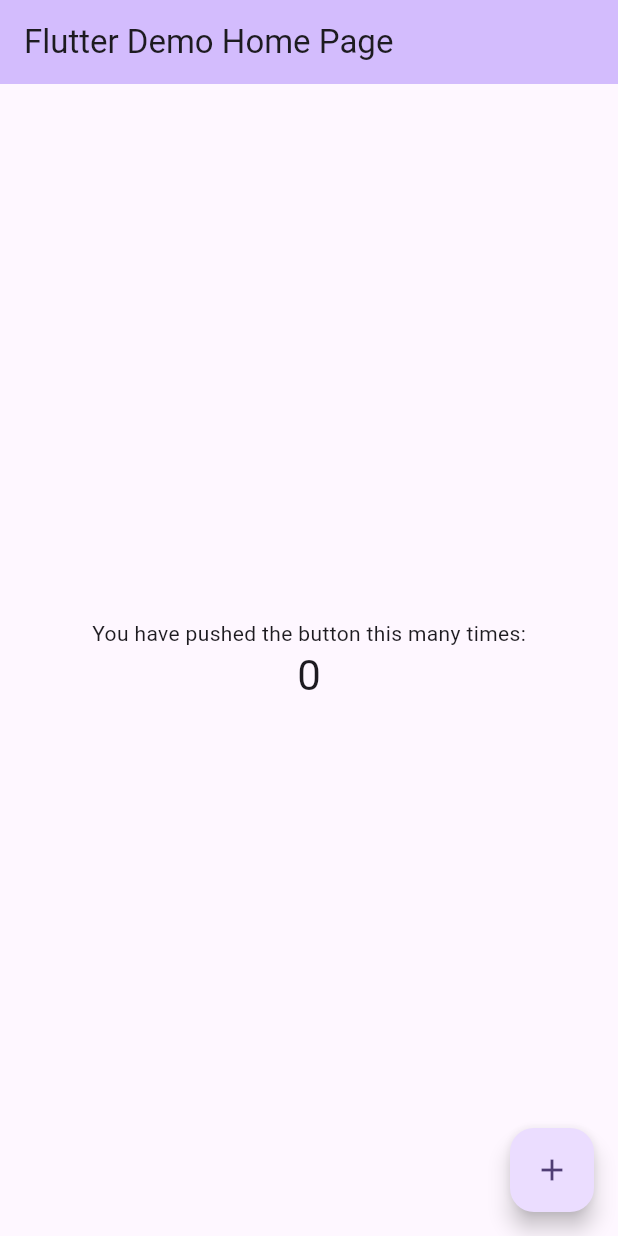
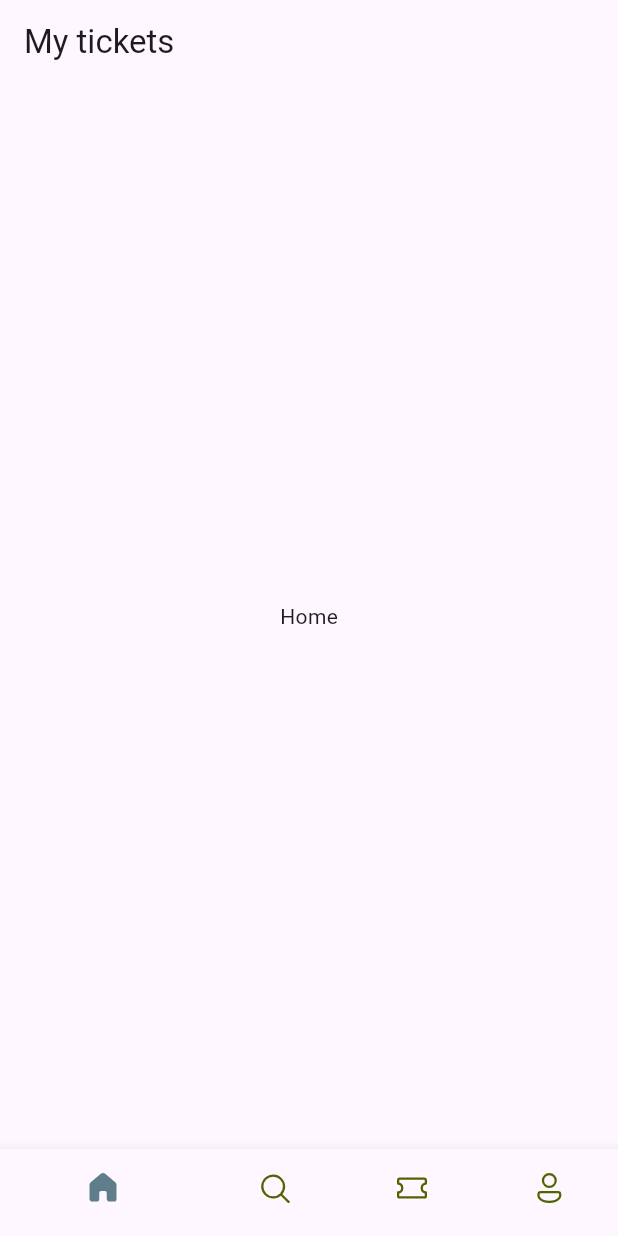
Before and after one commit to xperience9/ticket_app, a Flutter app: the screen it shows after launch, on a phone screen of 412 x 824 dp. Run offline on Flutter 3.47's test engine with Material 3 defaults, Android fonts, the phone set to English and light mode, and no system bars; our stand-ins replace fluentui_icons.

Commit message:
bottom nav bar added and home screen file

```diff
--- /dev/null
+++ b/lib/base/bottom_nav_bar.dart
@@ -0,0 +1,75 @@
+import 'package:fluentui_icons/fluentui_icons.dart';
+import 'package:flutter/material.dart';
+
+class BottomNavBar extends StatefulWidget {
+  const BottomNavBar({super.key});
+
+  @override
+  State<BottomNavBar> createState() => _BottomNavBarState();
+}
+
+class _BottomNavBarState extends State<BottomNavBar> {
+  final appScreens = [
+    const Center(
+      child: Text("Home"),
+    ),
+    const Center(
+      child: Text("Search"),
+    ),
+    const Center(
+      child: Text("Tickets"),
+    ),
+    const Center(
+      child: Text("Profile"),
+    ),
+  ];
+
+  // change our index for bottom nav bar
+
+  int _selectedIndex = 0;
+
+  void _onItemTapped(int index) {
+    setState(() {
+      _selectedIndex = index;
+    });
+  }
+
+  @override
+  Widget build(BuildContext context) {
+    return Scaffold(
+      appBar: AppBar(
+        title: const Text("My tickets"),
+      ),
+      body: appScreens[_selectedIndex],
+      bottomNavigationBar: BottomNavigationBar(
+        currentIndex: _selectedIndex,
+        onTap: _onItemTapped,
+        selectedItemColor: Colors.blueGrey,
+        unselectedItemColor: const Color(0xFF526400),
+        showSelectedLabels: false,
+        items: const [
+          BottomNavigationBarItem(
+            icon: Icon(FluentSystemIcons.ic_fluent_home_regular),
+            activeIcon: Icon(FluentSystemIcons.ic_fluent_home_filled),
+            label: "home",
+          ),
+          BottomNavigationBarItem(
+            icon: Icon(FluentSystemIcons.ic_fluent_search_regular),
+            activeIcon: Icon(FluentSystemIcons.ic_fluent_search_filled),
+            label: "Search",
+          ),
+          BottomNavigationBarItem(
+            icon: Icon(FluentSystemIcons.ic_fluent_ticket_regular),
+            activeIcon: Icon(FluentSystemIcons.ic_fluent_ticket_filled),
+            label: "Tickets",
+          ),
+          BottomNavigationBarItem(
+            icon: Icon(FluentSystemIcons.ic_fluent_person_regular),
+            activeIcon: Icon(FluentSystemIcons.ic_fluent_person_filled),
+            label: "Profile",
+          ),
+        ],
+      ),
+    );
+  }
+}
--- a/lib/main.dart
+++ b/lib/main.dart
@@ -1,4 +1,5 @@
 import 'package:flutter/material.dart';
+import 'package:ticket_app/base/bottom_nav_bar.dart';
 
 void main() {
   runApp(const MyApp());
@@ -7,119 +8,10 @@ void main() {
 class MyApp extends StatelessWidget {
   const MyApp({super.key});
 
-  // This widget is the root of your application.
   @override
   Widget build(BuildContext context) {
-    return MaterialApp(
-      title: 'Flutter Demo',
-      theme: ThemeData(
-        // This is the theme of your application.
-        //
-        // TRY THIS: Try running your application with "flutter run". You'll see
-        // the application has a purple toolbar. Then, without quitting the app,
-        // try changing the seedColor in the colorScheme below to Colors.green
-        // and then invoke "hot reload" (save your changes or press the "hot
-        // reload" button in a Flutter-supported IDE, or press "r" if you used
-        // the command line to start the app).
-        //
-        // Notice that the counter didn't reset back to zero; the application
-        // state is not lost during the reload. To reset the state, use hot
-        // restart instead.
-        //
-        // This works for code too, not just values: Most code changes can be
-        // tested with just a hot reload.
-        colorScheme: ColorScheme.fromSeed(seedColor: Colors.deepPurple),
-        useMaterial3: true,
-      ),
-      home: const MyHomePage(title: 'Flutter Demo Home Page'),
+    return const MaterialApp(
+      home: BottomNavBar(),
     );
   }
 }
-
-class MyHomePage extends StatefulWidget {
-  const MyHomePage({super.key, required this.title});
-
-  // This widget is the home page of your application. It is stateful, meaning
-  // that it has a State object (defined below) that contains fields that affect
-  // how it looks.
-
-  // This class is the configuration for the state. It holds the values (in this
-  // case the title) provided by the parent (in this case the App widget) and
-  // used by the build method of the State. Fields in a Widget subclass are
-  // always marked "final".
-
-  final String title;
-
-  @override
-  State<MyHomePage> createState() => _MyHomePageState();
-}
-
-class _MyHomePageState extends State<MyHomePage> {
-  int _counter = 0;
-
-  void _incrementCounter() {
-    setState(() {
-      // This call to setState tells the Flutter framework that something has
-      // changed in this State, which causes it to rerun the build method below
-      // so that the display can reflect the updated values. If we changed
-      // _counter without calling setState(), then the build method would not be
-      // called again, and so nothing would appear to happen.
-      _counter++;
-    });
-  }
-
-  @override
-  Widget build(BuildContext context) {
-    // This method is rerun every time setState is called, for instance as done
-    // by the _incrementCounter method above.
-    //
-    // The Flutter framework has been optimized to make rerunning build methods
-    // fast, so that you can just rebuild anything that needs updating rather
-    // than having to individually change instances of widgets.
-    return Scaffold(
-      appBar: AppBar(
-        // TRY THIS: Try changing the color here to a specific color (to
-        // Colors.amber, perhaps?) and trigger a hot reload to see the AppBar
-        // change color while the other colors stay the same.
-        backgroundColor: Theme.of(context).colorScheme.inversePrimary,
-        // Here we take the value from the MyHomePage object that was created by
-        // the App.build method, and use it to set our appbar title.
-        title: Text(widget.title),
-      ),
-      body: Center(
-        // Center is a layout widget. It takes a single child and positions it
-        // in the middle of the parent.
-        child: Column(
-          // Column is also a layout widget. It takes a list of children and
-          // arranges them vertically. By default, it sizes itself to fit its
-          // children horizontally, and tries to be as tall as its parent.
-          //
-          // Column has various properties to control how it sizes itself and
-          // how it positions its children. Here we use mainAxisAlignment to
-          // center the children vertically; the main axis here is the vertical
-          // axis because Columns are vertical (the cross axis would be
-          // horizontal).
-          //
-          // TRY THIS: Invoke "debug painting" (choose the "Toggle Debug Paint"
-          // action in the IDE, or press "p" in the console), to see the
-          // wireframe for each widget.
-          mainAxisAlignment: MainAxisAlignment.center,
-          children: <Widget>[
-            const Text(
-              'You have pushed the button this many times:',
-            ),
-            Text(
-              '$_counter',
-              style: Theme.of(context).textTheme.headlineMedium,
-            ),
-          ],
-        ),
-      ),
-      floatingActionButton: FloatingActionButton(
-        onPressed: _incrementCounter,
-        tooltip: 'Increment',
-        child: const Icon(Icons.add),
-      ), // This trailing comma makes auto-formatting nicer for build methods.
-    );
-  }
-}
--- a/pubspec.yaml
+++ b/pubspec.yaml
@@ -35,6 +35,7 @@ dependencies:
   # The following adds the Cupertino Icons font to your application.
   # Use with the CupertinoIcons class for iOS style icons.
   cupertino_icons: ^1.0.8
+  fluentui_icons: ^1.0.0
 
 dev_dependencies:
   flutter_test:
```
Also changed, not shown: lib/screens/home_screen.dart (added), pubspec.lock.
